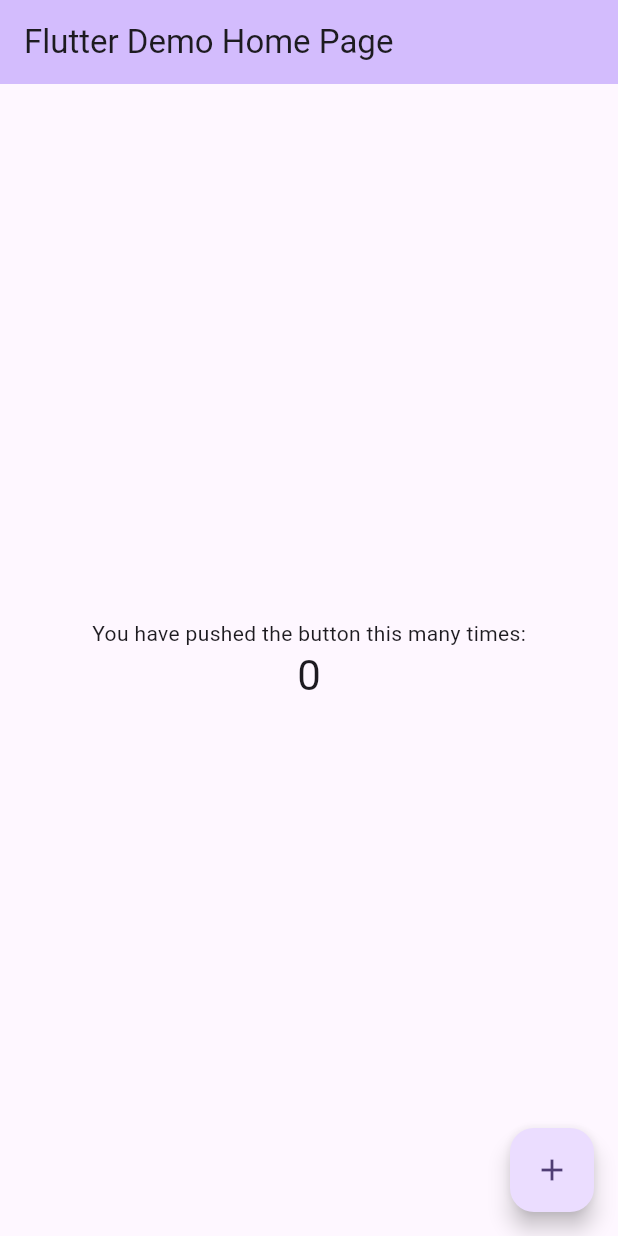
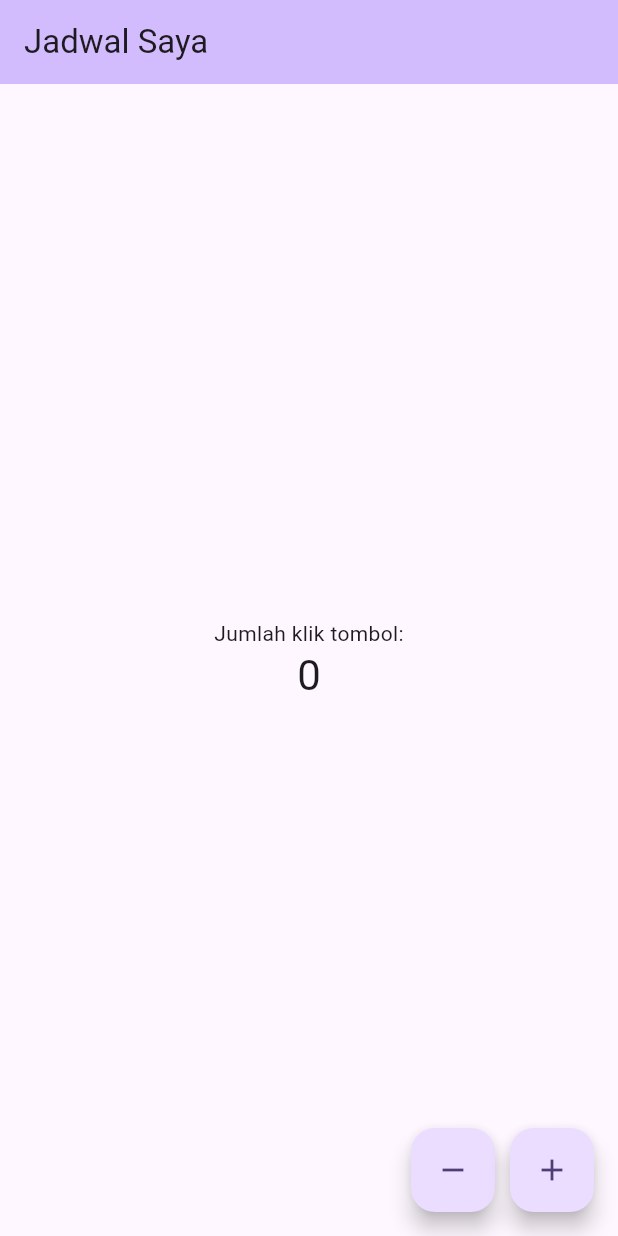
Before and after one commit to Otniel1018/skedoo, a Flutter app: the screen it shows after launch, on a phone screen of 412 x 824 dp. Run offline on Flutter 3.47's test engine with Material 3 defaults, Android fonts, the phone set to English and light mode, and no system bars.

Commit message:
chore: explore default flutter counter app

```diff
--- a/lib/main.dart
+++ b/lib/main.dart
@@ -11,7 +11,7 @@ class MyApp extends StatelessWidget {
   @override
   Widget build(BuildContext context) {
     return MaterialApp(
-      title: 'Flutter Demo',
+      title: 'Skedoo - Jadwal App',
       theme: ThemeData(
         // This is the theme of your application.
         //
@@ -64,6 +64,18 @@ class _MyHomePageState extends State<MyHomePage> {
       // _counter without calling setState(), then the build method would not be
       // called again, and so nothing would appear to happen.
       _counter++;
+      print('Counter sekarang: $_counter');
+    });
+  }
+
+  void _decrementCounter() {
+    setState(() {
+      if (_counter > 0) {
+        _counter--;
+        print('Counter Sekarang: $_counter');
+      } else {
+        print('Counter sekarang sudah tidak ada');
+      }
     });
   }
 
@@ -83,7 +95,7 @@ class _MyHomePageState extends State<MyHomePage> {
         backgroundColor: Theme.of(context).colorScheme.inversePrimary,
         // Here we take the value from the MyHomePage object that was created by
         // the App.build method, and use it to set our appbar title.
-        title: Text(widget.title),
+        title: Text('Jadwal Saya'),
       ),
       body: Center(
         // Center is a layout widget. It takes a single child and positions it
@@ -104,7 +116,7 @@ class _MyHomePageState extends State<MyHomePage> {
           // wireframe for each widget.
           mainAxisAlignment: .center,
           children: [
-            const Text('You have pushed the button this many times:'),
+            const Text('Jumlah klik tombol:'),
             Text(
               '$_counter',
               style: Theme.of(context).textTheme.headlineMedium,
@@ -112,10 +124,26 @@ class _MyHomePageState extends State<MyHomePage> {
           ],
         ),
       ),
-      floatingActionButton: FloatingActionButton(
-        onPressed: _incrementCounter,
-        tooltip: 'Increment',
-        child: const Icon(Icons.add),
+      floatingActionButton: Row(
+        mainAxisAlignment: MainAxisAlignment.end, // Mengatur posisi ke kanan
+        children: [
+          // Tombol Decrement
+          FloatingActionButton(
+            onPressed: _decrementCounter,
+            tooltip: 'Decrease',
+            heroTag: 'btn1',
+            child: const Icon(Icons.remove),
+          ),
+
+          const SizedBox(width: 10), // Jarak antar tombol
+          // Tombol Increment
+          FloatingActionButton(
+            onPressed: _incrementCounter,
+            tooltip: 'Increment',
+            heroTag: 'btn2',
+            child: const Icon(Icons.add),
+          ),
+        ],
       ),
     );
   }
```
